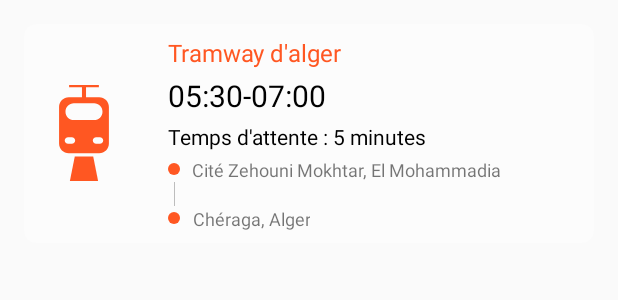
After one commit to nounoubensebia/archidni, an Android app: the layout item_metro_tramway_trip.xml on its own in the app's theme, with its tools: preview values and no code run, on a phone screen of 412 x 824 dp. The commit adds this screen. Shown: the top 300 px of the screen. Run offline under Robolectric (Android 15) with nearby library versions, the light colour scheme and no system bars; network calls fail.

Commit message:
adding tramway trips in stations activity

```diff
--- a/app/src/main/java/com/archidni/archidni/Model/Transport/TramwayMetroTrip.java
+++ b/app/src/main/java/com/archidni/archidni/Model/Transport/TramwayMetroTrip.java
@@ -15,4 +15,8 @@
         super(days, stationTimes);
         this.timePeriods = timePeriods;
     }
+
+    public ArrayList<TimePeriod> getTimePeriods() {
+        return timePeriods;
+    }
 }
--- a/app/src/main/java/com/archidni/archidni/Ui/Station/StationContract.java
+++ b/app/src/main/java/com/archidni/archidni/Ui/Station/StationContract.java
@@ -29,6 +29,7 @@
         void showStationOnMap (Station station);
         void updateLinesTripsLayout(boolean linesSelected,Station station);
         void startLineActivity(Line line);
+        void hideTimeText();
     }
 
     public interface Presenter {
--- a/app/src/main/java/com/archidni/archidni/Ui/Station/StationPresenter.java
+++ b/app/src/main/java/com/archidni/archidni/Ui/Station/StationPresenter.java
@@ -46,6 +46,10 @@
         departureTime = TimeUtils.getSecondsFromMidnight();
         departureDate = TimeUtils.getCurrentTimeInSeconds();
         view.updateTime(departureTime);
+        if (station.getTransportMean().getId()!=1)
+        {
+            view.hideTimeText();
+        }
     }
 
     @Override
--- /dev/null
+++ b/app/src/main/res/layout/item_metro_tramway_trip.xml
@@ -0,0 +1,106 @@
+<?xml version="1.0" encoding="utf-8"?>
+<LinearLayout xmlns:android="http://schemas.android.com/apk/res/android"
+    xmlns:app="http://schemas.android.com/apk/res-auto"
+    android:orientation="horizontal"
+    android:id="@+id/container"
+    android:paddingTop="16dp"
+    android:layout_width="match_parent"
+    android:layout_height="wrap_content">
+    <LinearLayout
+        android:background="@drawable/shape_rect_white_rounded__8dp"
+        android:layout_gravity="center"
+
+        android:layout_marginLeft="16dp"
+        android:layout_marginRight="16dp"
+        android:orientation="horizontal"
+        android:layout_width="match_parent"
+        android:layout_height="wrap_content">
+        <ImageView
+            android:layout_gravity="center"
+            android:id="@+id/image_transport_mean_icon"
+            app:srcCompat="@drawable/ic_transport_mean_3_enabled"
+            android:layout_width="64dp"
+            android:layout_height="64dp" />
+
+        <LinearLayout
+            android:layout_gravity="center"
+            android:layout_marginLeft="8dp"
+            android:orientation="vertical"
+            android:layout_width="match_parent"
+            android:layout_height="wrap_content">
+
+            <TextView
+                android:layout_marginLeft="16dp"
+                android:id="@+id/text_name"
+                android:textColor="@color/color_transport_mean_selected_3"
+                android:textSize="16sp"
+                android:text="Tramway d'alger"
+                android:layout_width="wrap_content"
+                android:layout_height="wrap_content" />
+            <TextView
+                android:id="@+id/text_time_period"
+                android:gravity="center"
+                android:drawablePadding="8dp"
+                android:layout_marginLeft="16dp"
+                android:text="05:30-07:00"
+                android:textSize="20sp"
+                android:textColor="#000"
+                android:layout_marginTop="4dp"
+                android:layout_marginBottom="4dp"
+                android:layout_width="wrap_content"
+                android:layout_height="wrap_content" />
+
+            <TextView
+                android:id="@+id/text_waiting_time"
+                android:gravity="center"
+                android:drawablePadding="8dp"
+                android:layout_marginLeft="16dp"
+                android:text="Temps d'attente : 5 minutes"
+                android:textColor="#000"
+                android:layout_marginBottom="4dp"
+                android:layout_width="wrap_content"
+                android:layout_height="wrap_content" />
+
+            <TextView
+                android:layout_marginLeft="16dp"
+                android:id="@+id/text_origin"
+                android:layout_width="wrap_content"
+                android:textSize="12sp"
+                android:gravity="center"
+                android:drawablePadding="8dp"
+                android:drawableLeft="@drawable/ic_circle_transport_mean_3"
+                android:text="Cité Zehouni Mokhtar, El Mohammadia"
+                android:layout_height="wrap_content" />
+            <LinearLayout
+                android:id="@+id/destination_layout"
+                android:orientation="vertical"
+                android:layout_width="match_parent"
+                android:layout_height="wrap_content">
+                <LinearLayout
+                    android:layout_width="wrap_content"
+                    android:orientation="horizontal"
+                    android:layout_height="wrap_content">
+                    <View
+                        android:id="@+id/separation_view"
+                        android:layout_marginLeft="20dp"
+                        android:background="#bdbdbd"
+                        android:layout_width="0.5dp"
+                        android:layout_height="16dp"/>
+
+                </LinearLayout>
+
+                <TextView
+                    android:layout_marginLeft="16dp"
+                    android:id="@+id/text_destination"
+                    android:layout_width="wrap_content"
+                    android:textSize="12sp"
+                    android:gravity="center"
+                    android:drawablePadding="8dp"
+                    android:drawableLeft="@drawable/ic_circle_transport_mean_3"
+                    android:text="Chéraga, Alger"
+                    android:layout_height="wrap_content" />
+            </LinearLayout>
+        </LinearLayout>
+
+    </LinearLayout>
+</LinearLayout>
```
Also changed, not shown: app/src/main/java/com/archidni/archidni/Data/Lines/LinesOnlineDataStore.java (+43 -7 lines), app/src/main/java/com/archidni/archidni/Model/Transport/TimePeriod.java (+12 -0 lines), app/src/main/java/com/archidni/archidni/Model/Transport/TramwayMetroLine.java (+18 -0 lines), app/src/main/java/com/archidni/archidni/Model/Transport/TransportUtils.java (+38 -1 lines), app/src/main/java/com/archidni/archidni/Ui/Adapters/TramwayMetroTripAdapter.java (added, +95 -0 lines), app/src/main/java/com/archidni/archidni/Ui/Station/StationActivity.java (+21 -0 lines).
